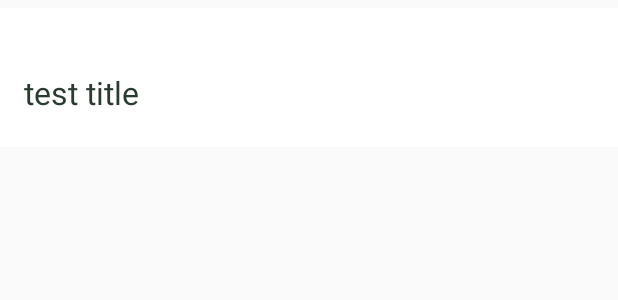
After one commit to kexu935/EventReporter, an Android app: the layout event_list_item.xml on its own in the app's theme, with its tools: preview values and no code run, on a phone screen of 412 x 824 dp. The commit adds this screen. Shown: the top 300 px of the screen. Run offline under Robolectric (Android 15) with nearby library versions, the phone set to English and light mode, and no system bars.

Commit message:
add event view list and ad

```diff
--- a/app/build.gradle
+++ b/app/build.gradle
@@ -26,6 +26,8 @@ dependencies {
     implementation 'com.google.firebase:firebase-database:11.0.4'
     implementation 'com.google.firebase:firebase-auth:11.0.4'
     implementation 'com.google.firebase:firebase-storage:11.0.4'
+    implementation "com.android.support:recyclerview-v7:26.+"
+    implementation 'com.google.firebase:firebase-ads:11.0.4'
     testImplementation 'junit:junit:4.12'
     androidTestImplementation 'com.android.support.test:runner:1.0.1'
     androidTestImplementation 'com.android.support.test.espresso:espresso-core:3.0.1'
--- a/app/src/main/java/com/laioffer/eventreporter/MainActivity.java
+++ b/app/src/main/java/com/laioffer/eventreporter/MainActivity.java
@@ -9,6 +9,8 @@ import android.widget.Button;
 import android.widget.EditText;
 import android.widget.Toast;
 
+import com.google.android.gms.ads.AdRequest;
+import com.google.android.gms.ads.AdView;
 import com.google.firebase.database.DataSnapshot;
 import com.google.firebase.database.DatabaseError;
 import com.google.firebase.database.DatabaseReference;
@@ -34,6 +36,9 @@ public class MainActivity extends AppCompatActivity {
         mPasswordEditText = (EditText) findViewById(R.id.editTextPassword);
         mSubmitButton = (Button) findViewById(R.id.submit);
         mRegisterButton = (Button) findViewById(R.id.register);
+        AdView mAdView = (AdView) findViewById(R.id.adView);
+        AdRequest adRequest = new AdRequest.Builder().build();
+        mAdView.loadAd(adRequest);
 
         mRegisterButton.setOnClickListener(new View.OnClickListener() {
             @Override
--- /dev/null
+++ b/app/src/main/res/layout/event_list_item.xml
@@ -0,0 +1,57 @@
+<?xml version="1.0" encoding="utf-8"?>
+<LinearLayout xmlns:android="http://schemas.android.com/apk/res/android"
+    android:layout_marginTop="5dp"
+    android:layout_marginBottom="5dp"
+    android:orientation="vertical"
+    android:paddingLeft="16dp"
+    android:paddingRight="16dp"
+    android:background="#FFFFFF"
+    android:layout_width="match_parent"
+    android:layout_height="wrap_content"
+    >
+    <RelativeLayout
+        android:layout_width="match_parent"
+        android:layout_height="wrap_content"
+        android:layout_marginTop="10dp"
+        android:layout_marginBottom="10dp">
+
+        <TextView android:id="@+id/event_item_time"
+            android:layout_width="wrap_content"
+            android:layout_height="wrap_content"
+            android:layout_alignParentLeft="true"
+            android:textSize="16sp"
+            android:fontFamily="Roboto"/>
+
+        <TextView android:id="@+id/event_item_location"
+            android:layout_width="wrap_content"
+            android:layout_height="wrap_content"
+            android:layout_alignParentRight="true"
+            android:textSize="16sp"
+            android:fontFamily="Roboto"/>
+
+    </RelativeLayout>
+    <TextView android:id="@+id/event_item_title"
+        android:layout_width="match_parent"
+        android:layout_height="wrap_content"
+        android:maxLines="2"
+        android:textSize="21sp"
+        android:text="test title"
+        android:fontFamily="Roboto"
+        android:textColor="#2A3C30"/>
+
+    <TextView android:id="@+id/event_item_description"
+        android:layout_width="match_parent"
+        android:layout_height="wrap_content"
+        android:ellipsize="end"
+        android:maxLines="2"
+        android:textSize="16sp"
+        android:fontFamily="Roboto"
+        />
+
+    <ImageView android:id="@+id/event_item_img"
+        android:layout_width="match_parent"
+        android:layout_height="200dp"
+        android:layout_marginTop="15dp"
+        android:layout_marginBottom="15dp"
+        android:visibility="gone"/>
+</LinearLayout>
--- a/app/src/main/res/layout/fragment_events.xml
+++ b/app/src/main/res/layout/fragment_events.xml
@@ -33,5 +33,10 @@
                 android:layout_alignParentEnd="true"
                 android:layout_marginEnd="15dp" />
         </RelativeLayout>
+        <android.support.v7.widget.RecyclerView
+            android:id="@+id/event_recycler_view"
+            android:layout_width="match_parent"
+            android:layout_height="match_parent"
+            android:scrollbars="vertical" />
     </LinearLayout>
 </FrameLayout>
--- a/app/src/main/res/values/strings.xml
+++ b/app/src/main/res/values/strings.xml
@@ -3,4 +3,5 @@
 
     <!-- TODO: Remove or change this placeholder text -->
     <string name="hello_blank_fragment">Hello blank fragment</string>
+    <string name="banner_ad_unit_id">ca-app-pub-3940256099942544/6300978111</string>
 </resources>
```
Also changed, not shown: app/src/main/java/com/laioffer/eventreporter/EventListAdapter.java (added, +108 -0 lines), app/src/main/java/com/laioffer/eventreporter/EventsFragment.java (+46 -0 lines), app/src/main/java/com/laioffer/eventreporter/Utils.java (+54 -0 lines), app/src/main/res/layout/activity_main.xml (+11 -0 lines).
